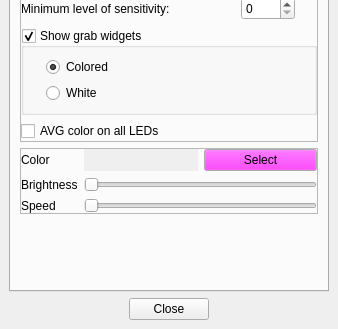
Above: Software/src/mainwindow.ui from Atarity/Lightpack before the change; both pictures show x 0 to 338 and y 157 to 486 of the 338 by 486 pixel window. Below: the same form after it.
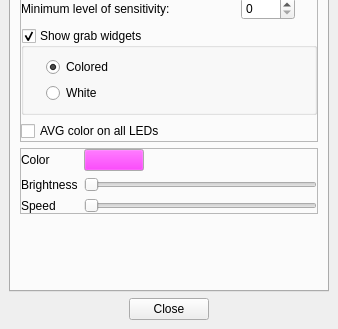
That is the form after the change. Icons and pictures are not drawn. Custom widgets are drawn as their Qt base class.

Commit message: Software: mood lamp UI has been changed (colored button has been added)

Diff of the .ui file:
```diff
--- a/Software/src/mainwindow.ui
+++ b/Software/src/mainwindow.ui
@@ -399,28 +399,31 @@
               </widget>
              </item>
              <item row="0" column="1">
-              <layout class="QHBoxLayout" name="horizontalLayout_4">
-               <item>
-                <widget class="QLabel" name="label_SelectedColor">
+              <widget class="QColorButton" name="pushButton_SelectColor">
+               <property name="sizePolicy">
+                <sizepolicy hsizetype="Fixed" vsizetype="Fixed">
+                 <horstretch>0</horstretch>
+                 <verstretch>0</verstretch>
+                </sizepolicy>
+               </property>
                  <property name="minimumSize">
                   <size>
-                   <width>16</width>
-                   <height>16</height>
-                  </size>
-                 </property>
-                 <property name="autoFillBackground">
-                  <bool>true</bool>
-                 </property>
-                 <property name="text">
-                  <string/>
-                 </property>
-                 <property name="textFormat">
-                  <enum>Qt::PlainText</enum>
-                 </property>
-                </widget>
-               </item>
-               <item>
-                <widget class="QPushButton" name="pushButton_SelectColor">
+                 <width>60</width>
+                 <height>22</height>
+                </size>
+               </property>
+               <property name="maximumSize">
+                <size>
+                 <width>60</width>
+                 <height>22</height>
+                </size>
+               </property>
+               <property name="baseSize">
+                <size>
+                 <width>60</width>
+                 <height>22</height>
+                </size>
+               </property>
                  <property name="palette">
                   <palette>
                    <active>
@@ -458,12 +461,16 @@
                    </disabled>
                   </palette>
                  </property>
+               <property name="styleSheet">
+                <string notr="true"/>
+               </property>
                  <property name="text">
-                  <string>Select</string>
-                 </property>
-                </widget>
-               </item>
-              </layout>
+                <string/>
+               </property>
+               <property name="flat">
+                <bool>false</bool>
+               </property>
+              </widget>
              </item>
             </layout>
            </item>
@@ -1087,6 +1094,13 @@
    </layout>
   </widget>
  </widget>
+ <customwidgets>
+  <customwidget>
+   <class>QColorButton</class>
+   <extends>QPushButton</extends>
+   <header>../src/qcolorbutton.hpp</header>
+  </customwidget>
+ </customwidgets>
  <tabstops>
   <tabstop>tabWidget</tabstop>
   <tabstop>spinBox_SlowdownGrab</tabstop>
```
Lines whose indentation alone changed are shown as unchanged. The commit also changes 5 other files.
